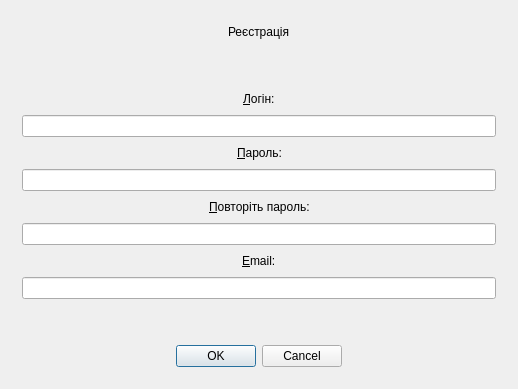
The window that VENotes/noteswindow.ui (MajesticRaven/VENotes) describes before a commit, drawn with Qt 5.
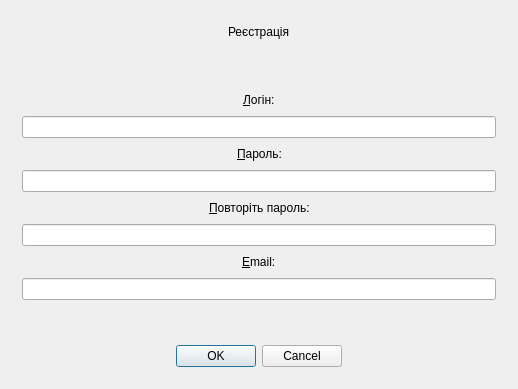
The same window after the commit. The open tabs and pages were chosen to show the change.

Commit message: Немного подправил регу и авторизацию

Diff of the .ui file:
```diff
--- a/VENotes/noteswindow.ui
+++ b/VENotes/noteswindow.ui
@@ -346,6 +346,19 @@
            </property>
           </spacer>
          </item>
+         <item>
+          <spacer name="verticalSpacer_10">
+           <property name="orientation">
+            <enum>Qt::Vertical</enum>
+           </property>
+           <property name="sizeHint" stdset="0">
+            <size>
+             <width>20</width>
+             <height>40</height>
+            </size>
+           </property>
+          </spacer>
+         </item>
          <item>
           <layout class="QVBoxLayout" name="verticalLayout_10">
            <item>
@@ -555,6 +568,19 @@
            </property>
           </spacer>
          </item>
+         <item>
+          <spacer name="verticalSpacer_11">
+           <property name="orientation">
+            <enum>Qt::Vertical</enum>
+           </property>
+           <property name="sizeHint" stdset="0">
+            <size>
+             <width>20</width>
+             <height>40</height>
+            </size>
+           </property>
+          </spacer>
+         </item>
          <item>
           <layout class="QHBoxLayout" name="horizontalLayout_7">
            <item>
```
Left out of the diff: 28 changed lines with no effect on the pictures.
